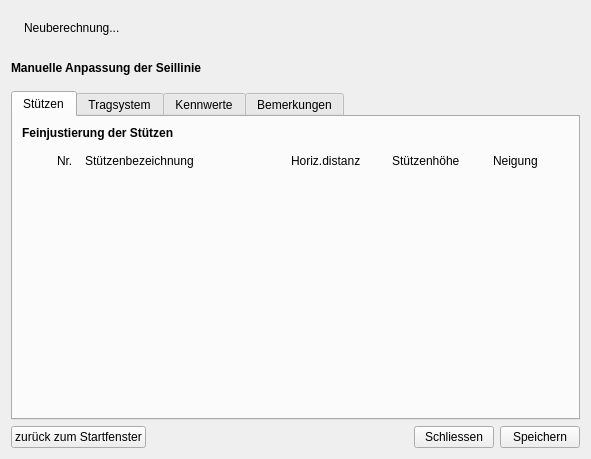
First picture: the form in gui/adjustmentDialog.ui, repository piMoll/SEILAPLAN, before the edit.
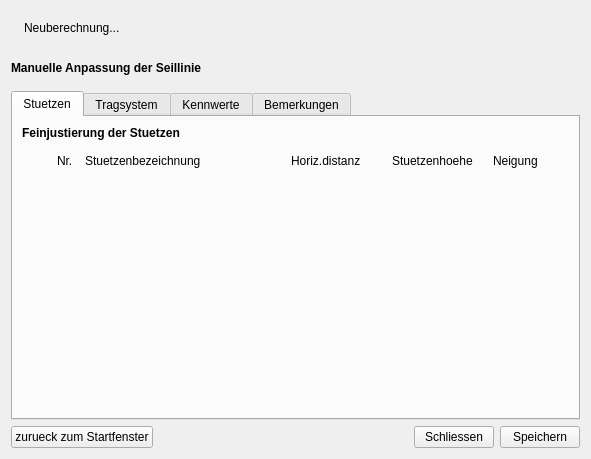
Second picture: the form after the edit. Icons and pictures are not drawn.

Diff of the .ui file:
```diff
--- a/gui/adjustmentDialog.ui
+++ b/gui/adjustmentDialog.ui
@@ -76,7 +76,7 @@
         <string>&lt;html&gt;&lt;head/&gt;&lt;body&gt;&lt;p&gt;Manuelle Anpassungen verwerfen und zurück zum Startfenster wechseln&lt;/p&gt;&lt;/body&gt;&lt;/html&gt;</string>
        </property>
        <property name="text">
-        <string>zurück zum Startfenster</string>
+        <string>zurueck zum Startfenster</string>
        </property>
        <property name="autoDefault">
         <bool>false</bool>
@@ -155,7 +155,7 @@
          <enum>Qt::ClickFocus</enum>
         </property>
         <attribute name="title">
-         <string>Stützen</string>
+         <string>Stuetzen</string>
         </attribute>
         <layout class="QVBoxLayout" name="verticalLayout_6">
          <item>
@@ -175,7 +175,7 @@
               </font>
              </property>
              <property name="text">
-              <string>Feinjustierung der Stützen</string>
+              <string>Feinjustierung der Stuetzen</string>
              </property>
             </widget>
            </item>
@@ -246,7 +246,7 @@
                   <number>1</number>
                  </property>
                  <property name="text">
-                  <string>Stützenbezeichnung</string>
+                  <string>Stuetzenbezeichnung</string>
                  </property>
                  <property name="margin">
                   <number>0</number>
@@ -296,7 +296,7 @@
                   </size>
                  </property>
                  <property name="text">
-                  <string>Stützenhöhe</string>
+                  <string>Stuetzenhoehe</string>
                  </property>
                  <property name="margin">
                   <number>0</number>
```
Left out of the diff: 14 changed lines with no effect on the pictures.
